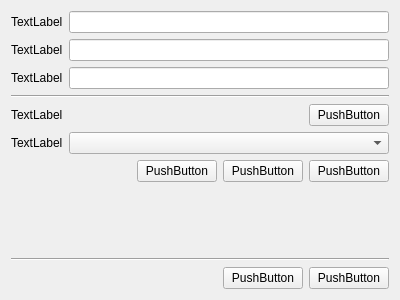
Qt form src/project/sql_workspace_new_dialog.ui (rdit-ch/itemframework) before a commit.
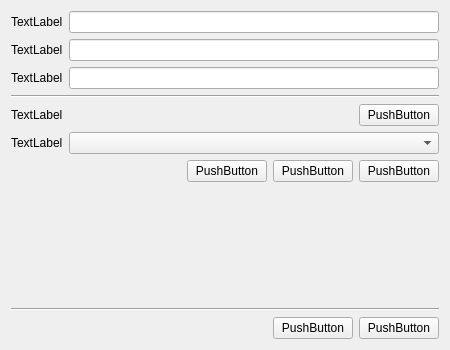
The same form after that commit.

Patch:
```diff
--- a/src/project/sql_workspace_new_dialog.ui
+++ b/src/project/sql_workspace_new_dialog.ui
@@ -6,8 +6,8 @@
    <rect>
     <x>0</x>
     <y>0</y>
-    <width>400</width>
-    <height>300</height>
+    <width>450</width>
+    <height>350</height>
    </rect>
   </property>
   <property name="windowTitle">
```
